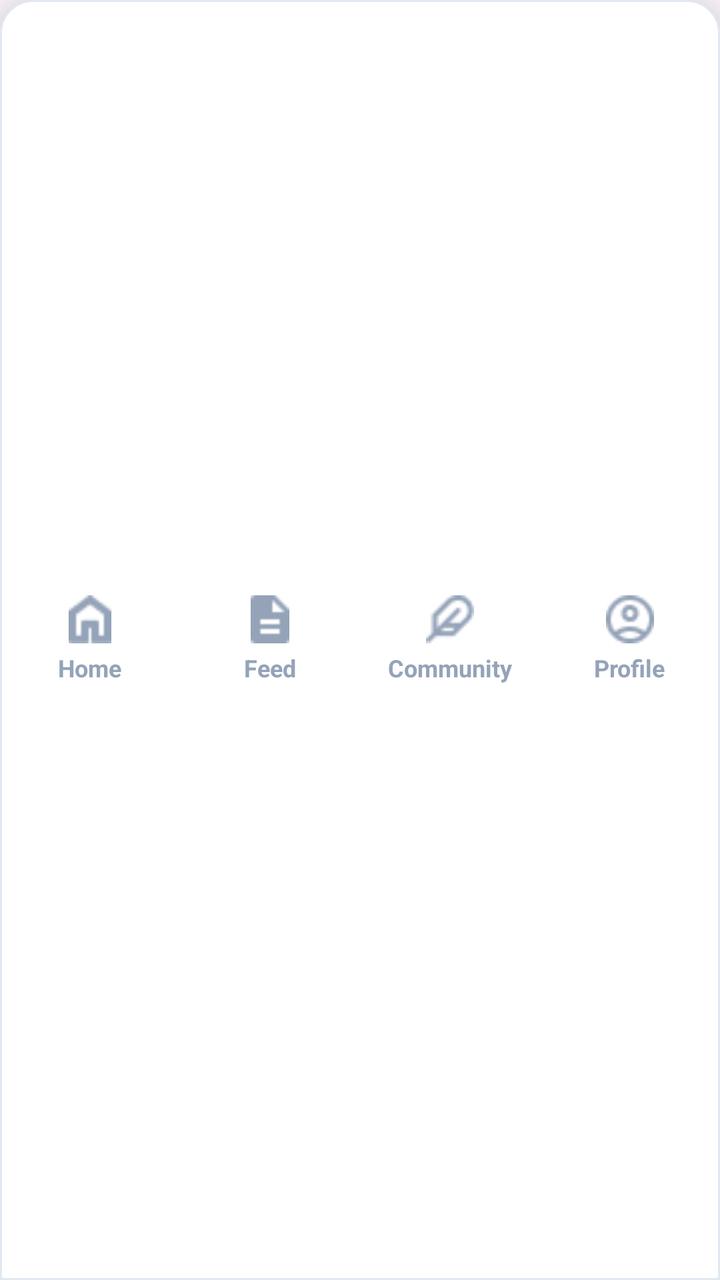
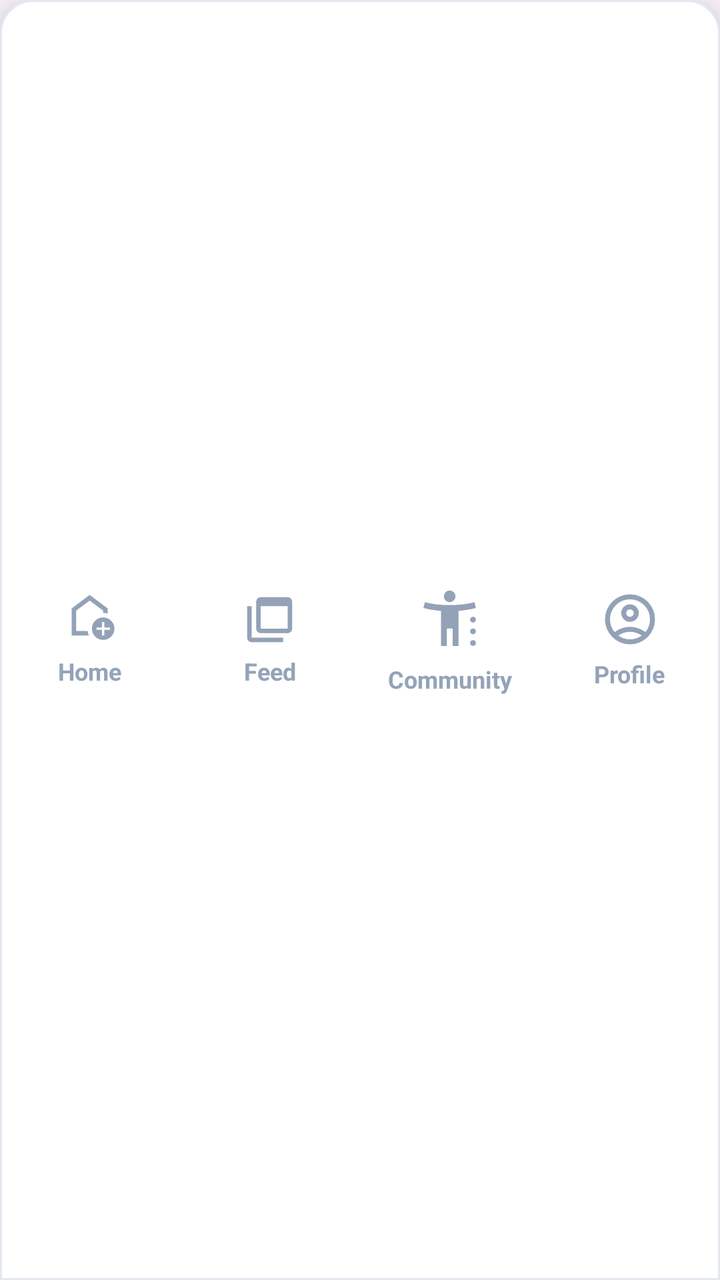

Compare the two renders of this Android layout. The source of the first and the diff that turns it into the second are given below.
<!-- AndroidManifest.xml: application theme Theme.SwachhtaSarthi -->
<!-- res/layout/component_tray_bottom.xml -->
<?xml version="1.0" encoding="utf-8"?>
<androidx.constraintlayout.widget.ConstraintLayout xmlns:android="http://schemas.android.com/apk/res/android"
    xmlns:app="http://schemas.android.com/apk/res-auto"
    android:layout_width="match_parent"
    android:layout_height="72dp"
    android:background="@drawable/bg_bottom_nav"
    android:elevation="16dp">

    <LinearLayout
        android:layout_width="match_parent"
        android:layout_height="match_parent"
        android:orientation="horizontal"
        android:weightSum="4">

        
        <LinearLayout
            android:id="@+id/nav_home"
            android:layout_width="0dp"
            android:layout_height="match_parent"
            android:layout_weight="1"
            android:background="?attr/selectableItemBackground"
            android:clickable="true"
            android:focusable="true"
            android:gravity="center"
            android:orientation="vertical">

            <ImageView
                android:id="@+id/imageButtonHome"
                android:layout_width="24dp"
                android:layout_height="24dp"
                app:srcCompat="@drawable/home_icon" />

            <TextView
                android:id="@+id/textViewHome"
                android:layout_width="wrap_content"
                android:layout_height="wrap_content"
                android:layout_marginTop="4dp"
                android:text="Home"
                android:textColor="#94A3B8"
                android:textSize="12sp"
                android:textStyle="bold" />
        </LinearLayout>

        
        <LinearLayout
            android:id="@+id/nav_report"
            android:layout_width="0dp"
            android:layout_height="match_parent"
            android:layout_weight="1"
            android:background="?attr/selectableItemBackground"
            android:clickable="true"
            android:focusable="true"
            android:gravity="center"
            android:orientation="vertical">

            <ImageView
                android:id="@+id/imageButtonReport"
                android:layout_width="24dp"
                android:layout_height="24dp"
                app:srcCompat="@drawable/report_icon" />

            <TextView
                android:id="@+id/textViewReport"
                android:layout_width="wrap_content"
                android:layout_height="wrap_content"
                android:layout_marginTop="4dp"
                android:text="Feed"
                android:textColor="#94A3B8"
                android:textSize="12sp"
                android:textStyle="bold" />
        </LinearLayout>

        
        <LinearLayout
            android:id="@+id/nav_community"
            android:layout_width="0dp"
            android:layout_height="match_parent"
            android:layout_weight="1"
            android:background="?attr/selectableItemBackground"
            android:clickable="true"
            android:focusable="true"
            android:gravity="center"
            android:orientation="vertical">

            <ImageView
                android:id="@+id/imageButtonCommunity"
                android:layout_width="24dp"
                android:layout_height="24dp"
                app:srcCompat="@drawable/community_icon" />

            <TextView
                android:id="@+id/textViewCommunity"
                android:layout_width="wrap_content"
                android:layout_height="wrap_content"
                android:layout_marginTop="4dp"
                android:text="Community"
                android:textColor="#94A3B8"
                android:textSize="12sp"
                android:textStyle="bold" />
        </LinearLayout>

        
        <LinearLayout
            android:id="@+id/nav_profile"
            android:layout_width="0dp"
            android:layout_height="match_parent"
            android:layout_weight="1"
            android:background="?attr/selectableItemBackground"
            android:clickable="true"
            android:focusable="true"
            android:gravity="center"
            android:orientation="vertical">

            <ImageView
                android:id="@+id/imageButtonProfile"
                android:layout_width="24dp"
                android:layout_height="24dp"
                app:srcCompat="@drawable/profile_icon" />

            <TextView
                android:id="@+id/textViewProfile"
                android:layout_width="wrap_content"
                android:layout_height="wrap_content"
                android:layout_marginTop="4dp"
                android:text="Profile"
                android:textColor="#94A3B8"
                android:textSize="12sp"
                android:textStyle="bold" />
        </LinearLayout>

    </LinearLayout>

</androidx.constraintlayout.widget.ConstraintLayout>
<!-- resources referenced by this layout -->
<resources>
  <!-- drawable community_icon: png bitmap (drawable, 534 bytes) -->
  <!-- drawable home_icon: png bitmap (drawable, 473 bytes) -->
  <!-- drawable profile_icon: png bitmap (drawable, 802 bytes) -->
  <!-- drawable report_icon: png bitmap (drawable, 289 bytes) -->
  <!-- unchanged entries left out for length: 3 -->
</resources>

<!-- the commit's change to res/layout/component_tray_bottom.xml (unified diff, before → after) -->
@@ -13,6 +13,8 @@
         android:weightSum="4">
 
         
+
+        
         <LinearLayout
             android:id="@+id/nav_home"
             android:layout_width="0dp"
@@ -26,9 +28,9 @@
 
             <ImageView
                 android:id="@+id/imageButtonHome"
-                android:layout_width="24dp"
-                android:layout_height="24dp"
-                app:srcCompat="@drawable/home_icon" />
+                android:layout_width="27dp"
+                android:layout_height="27dp"
+                app:srcCompat="@drawable/home_new" />
 
             <TextView
                 android:id="@+id/textViewHome"
@@ -41,7 +43,6 @@
                 android:textStyle="bold" />
         </LinearLayout>
 
-        
         <LinearLayout
             android:id="@+id/nav_report"
             android:layout_width="0dp"
@@ -55,9 +56,9 @@
 
             <ImageView
                 android:id="@+id/imageButtonReport"
-                android:layout_width="24dp"
-                android:layout_height="24dp"
-                app:srcCompat="@drawable/report_icon" />
+                android:layout_width="27dp"
+                android:layout_height="27dp"
+                app:srcCompat="@drawable/feed_new" />
 
             <TextView
                 android:id="@+id/textViewReport"
@@ -84,9 +85,9 @@
 
             <ImageView
                 android:id="@+id/imageButtonCommunity"
-                android:layout_width="24dp"
-                android:layout_height="24dp"
-                app:srcCompat="@drawable/community_icon" />
+                android:layout_width="35dp"
+                android:layout_height="35dp"
+                app:srcCompat="@drawable/community_new" />
 
             <TextView
                 android:id="@+id/textViewCommunity"
@@ -113,9 +114,9 @@
 
             <ImageView
                 android:id="@+id/imageButtonProfile"
-                android:layout_width="24dp"
-                android:layout_height="24dp"
-                app:srcCompat="@drawable/profile_icon" />
+                android:layout_width="30dp"
+                android:layout_height="30dp"
+                app:srcCompat="@drawable/profile_new" />
 
             <TextView
                 android:id="@+id/textViewProfile"
<!-- resource entries referenced after the edit -->
@@ -1,9 +1,29 @@
 <!-- resources referenced by this layout -->
 <resources>
-  <!-- drawable community_icon: png bitmap (drawable, 534 bytes) -->
-  <!-- drawable home_icon: png bitmap (drawable, 473 bytes) -->
-  <!-- drawable profile_icon: png bitmap (drawable, 802 bytes) -->
-  <!-- drawable report_icon: png bitmap (drawable, 289 bytes) -->
+  <!-- drawable community_new (drawable) -->
+  <vector xmlns:android="http://schemas.android.com/apk/res/android" android:height="24dp" android:tint="#93A2B7" android:viewportHeight="960" android:viewportWidth="960" android:width="24dp">
+        
+      <path android:fillColor="@android:color/white" android:pathData="M423.5,216.5Q400,193 400,160Q400,127 423.5,103.5Q447,80 480,80Q513,80 536.5,103.5Q560,127 560,160Q560,193 536.5,216.5Q513,240 480,240Q447,240 423.5,216.5ZM360,840L360,360Q292,354 233,344Q174,334 120,320L140,240Q215,260 299,270Q383,280 480,280Q577,280 661,270Q745,260 820,240L840,320Q786,334 727,344Q668,354 600,360L600,840L520,840L520,600L440,600L440,840L360,840ZM771.5,508.5Q760,497 760,480Q760,463 771.5,451.5Q783,440 800,440Q817,440 828.5,451.5Q840,463 840,480Q840,497 828.5,508.5Q817,520 800,520Q783,520 771.5,508.5ZM771.5,668.5Q760,657 760,640Q760,623 771.5,611.5Q783,600 800,600Q817,600 828.5,611.5Q840,623 840,640Q840,657 828.5,668.5Q817,680 800,680Q783,680 771.5,668.5ZM771.5,828.5Q760,817 760,800Q760,783 771.5,771.5Q783,760 800,760Q817,760 828.5,771.5Q840,783 840,800Q840,817 828.5,828.5Q817,840 800,840Q783,840 771.5,828.5Z"/>
+      
+  </vector>
+  <!-- drawable feed_new (drawable) -->
+  <vector xmlns:android="http://schemas.android.com/apk/res/android" android:height="24dp" android:tint="#93A2B7" android:viewportHeight="960" android:viewportWidth="960" android:width="24dp">
+        
+      <path android:fillColor="@android:color/white" android:pathData="M320,640L800,640Q800,640 800,640Q800,640 800,640L800,240L320,240L320,640Q320,640 320,640Q320,640 320,640ZM320,720Q287,720 263.5,696.5Q240,673 240,640L240,160Q240,127 263.5,103.5Q287,80 320,80L800,80Q833,80 856.5,103.5Q880,127 880,160L880,640Q880,673 856.5,696.5Q833,720 800,720L320,720ZM160,880Q127,880 103.5,856.5Q80,833 80,800L80,240L160,240L160,800Q160,800 160,800Q160,800 160,800L720,800L720,880L160,880ZM320,160Q320,160 320,160Q320,160 320,160L320,640Q320,640 320,640Q320,640 320,640L320,640Q320,640 320,640Q320,640 320,640L320,160Q320,160 320,160Q320,160 320,160Z"/>
+      
+  </vector>
+  <!-- drawable home_new (drawable) -->
+  <vector xmlns:android="http://schemas.android.com/apk/res/android" android:height="24dp" android:tint="#93A2B7" android:viewportHeight="960" android:viewportWidth="960" android:width="24dp">
+        
+      <path android:fillColor="@android:color/white" android:pathData="M700,760L740,760L740,660L840,660L840,620L740,620L740,520L700,520L700,620L600,620L600,660L700,660L700,760ZM720,840Q637,840 578.5,781.5Q520,723 520,640Q520,557 578.5,498.5Q637,440 720,440Q803,440 861.5,498.5Q920,557 920,640Q920,723 861.5,781.5Q803,840 720,840ZM160,760L160,280L480,40L800,280L800,372Q781,366 761,363Q741,360 720,360L720,320L480,140L240,320L240,680L443,680Q446,701 452,721Q458,741 467,760L160,760ZM480,410L480,410L480,410L480,410L480,410Q480,410 480,410Q480,410 480,410Q480,410 480,410Q480,410 480,410Z"/>
+      
+  </vector>
+  <!-- drawable profile_new (drawable) -->
+  <vector xmlns:android="http://schemas.android.com/apk/res/android" android:height="24dp" android:tint="#93A2B7" android:viewportHeight="960" android:viewportWidth="960" android:width="24dp">
+        
+      <path android:fillColor="@android:color/white" android:pathData="M234,684Q285,645 348,622.5Q411,600 480,600Q549,600 612,622.5Q675,645 726,684Q761,643 780.5,591Q800,539 800,480Q800,347 706.5,253.5Q613,160 480,160Q347,160 253.5,253.5Q160,347 160,480Q160,539 179.5,591Q199,643 234,684ZM380.5,479.5Q340,439 340,380Q340,321 380.5,280.5Q421,240 480,240Q539,240 579.5,280.5Q620,321 620,380Q620,439 579.5,479.5Q539,520 480,520Q421,520 380.5,479.5ZM480,880Q397,880 324,848.5Q251,817 197,763Q143,709 111.5,636Q80,563 80,480Q80,397 111.5,324Q143,251 197,197Q251,143 324,111.5Q397,80 480,80Q563,80 636,111.5Q709,143 763,197Q817,251 848.5,324Q880,397 880,480Q880,563 848.5,636Q817,709 763,763Q709,817 636,848.5Q563,880 480,880ZM580,784.5Q627,769 666,740Q627,711 580,695.5Q533,680 480,680Q427,680 380,695.5Q333,711 294,740Q333,769 380,784.5Q427,800 480,800Q533,800 580,784.5ZM523,423Q540,406 540,380Q540,354 523,337Q506,320 480,320Q454,320 437,337Q420,354 420,380Q420,406 437,423Q454,440 480,440Q506,440 523,423ZM480,380Q480,380 480,380Q480,380 480,380Q480,380 480,380Q480,380 480,380Q480,380 480,380Q480,380 480,380Q480,380 480,380Q480,380 480,380ZM480,740Q480,740 480,740Q480,740 480,740Q480,740 480,740Q480,740 480,740Q480,740 480,740Q480,740 480,740Q480,740 480,740Q480,740 480,740Z"/>
+      
+  </vector>
   <!-- unchanged entries left out for length: 3 -->
 </resources>
 
